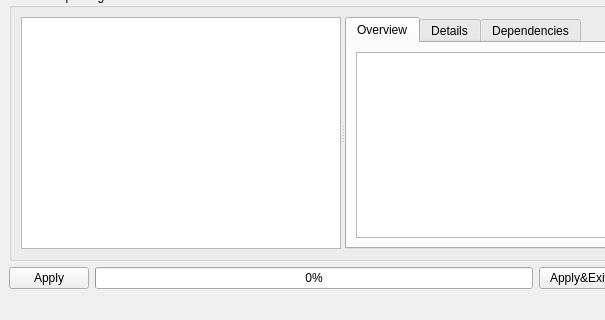
First picture: the form in mpkg/manager/pkgmanager.ui, repository BackupTheBerlios/mops, before the edit; both pictures show x 0 to 605 and y 395 to 715 of the 714 by 715 pixel window.
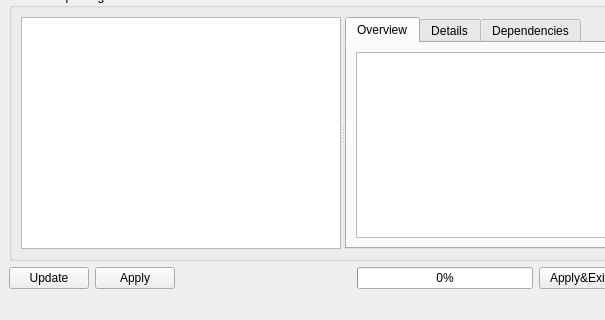
Second picture: the form after the edit.

Patch:
```diff
--- a/mpkg/manager/pkgmanager.ui
+++ b/mpkg/manager/pkgmanager.ui
@@ -588,6 +588,13 @@
       <property name="spacing" >
        <number>6</number>
       </property>
+      <item>
+       <widget class="QPushButton" name="updateButton" >
+        <property name="text" >
+         <string>Update</string>
+        </property>
+       </widget>
+      </item>
       <item>
        <widget class="QPushButton" name="pushButton_2" >
         <property name="text" >
@@ -595,6 +602,19 @@
         </property>
        </widget>
       </item>
+      <item>
+       <spacer>
+        <property name="orientation" >
+         <enum>Qt::Horizontal</enum>
+        </property>
+        <property name="sizeHint" >
+         <size>
+          <width>40</width>
+          <height>20</height>
+         </size>
+        </property>
+       </spacer>
+      </item>
       <item>
        <widget class="QProgressBar" name="progressBar" >
         <property name="enabled" >
```
Left out of the diff: 6 changed lines with no effect on the pictures.
